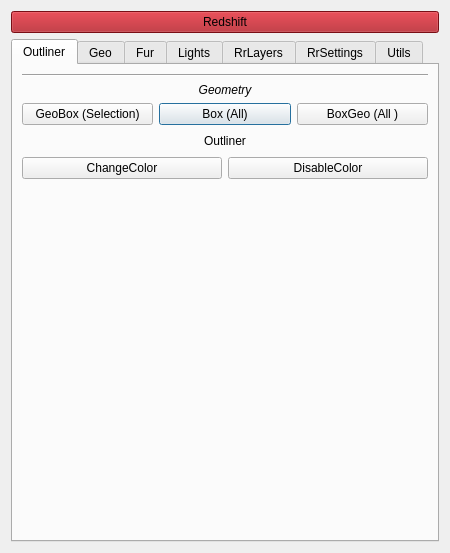
The window that src/LightingTK/ZebraLTK.ui (vfxsnake/AssemblingTK) describes before a commit, drawn with Qt 5.
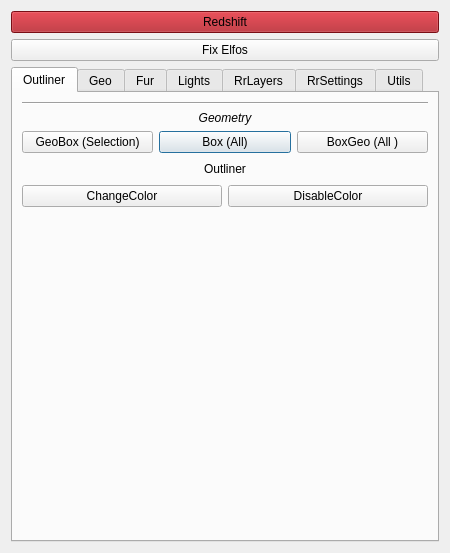
The same window after the commit.

Commit message: EP001_LIVE    SQ0

What changed in the file:
```diff
--- a/src/LightingTK/ZebraLTK.ui
+++ b/src/LightingTK/ZebraLTK.ui
@@ -23,7 +23,7 @@
    <string>Dialog</string>
   </property>
   <layout class="QGridLayout" name="gridLayout_3">
-   <item row="1" column="0">
+   <item row="2" column="0">
     <widget class="QTabWidget" name="tabWidget">
      <property name="enabled">
       <bool>true</bool>
@@ -1522,6 +1522,13 @@
      </property>
     </widget>
    </item>
+   <item row="1" column="0">
+    <widget class="QPushButton" name="FixElves_pushButton">
+     <property name="text">
+      <string>Fix Elfos</string>
+     </property>
+    </widget>
+   </item>
   </layout>
  </widget>
  <resources/>
```
The commit also changes 2 other files.
